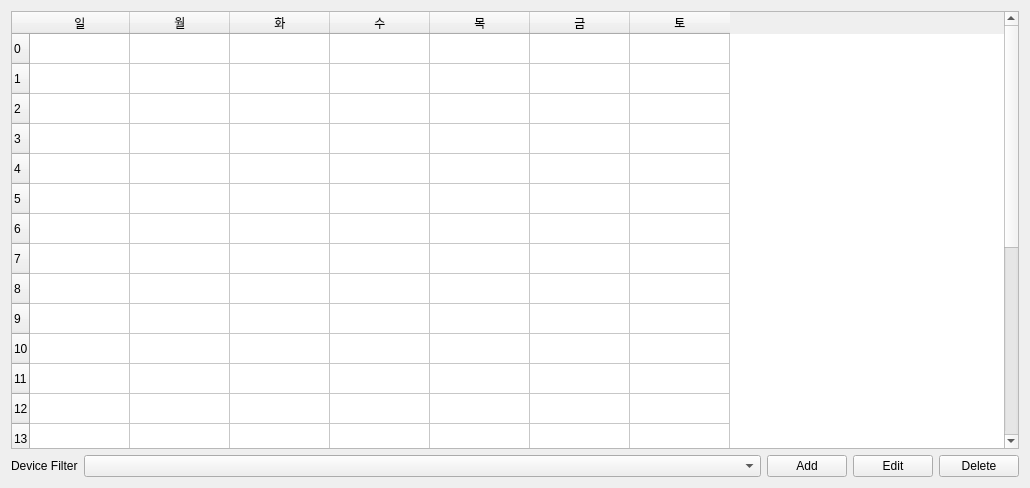
Old version of the form Core/app/NetBlock/policy/policy.ui in the repository wifievent/w.
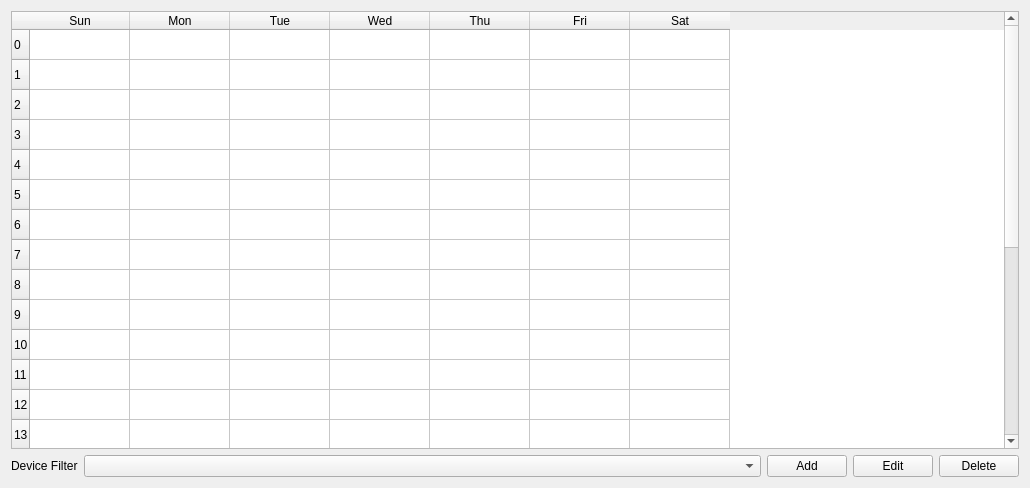
New version of the form.

Commit message: 💄 Update: day of the week Kor->Eng

The edit to the form file:
```diff
--- a/Core/app/NetBlock/policy/policy.ui
+++ b/Core/app/NetBlock/policy/policy.ui
@@ -168,37 +168,37 @@
      </row>
      <column>
       <property name="text">
-       <string>일</string>
+       <string>Sun</string>
       </property>
      </column>
      <column>
       <property name="text">
-       <string>월</string>
+       <string>Mon</string>
       </property>
      </column>
      <column>
       <property name="text">
-       <string>화</string>
+       <string>Tue</string>
       </property>
      </column>
      <column>
       <property name="text">
-       <string>수</string>
+       <string>Wed</string>
       </property>
      </column>
      <column>
       <property name="text">
-       <string>목</string>
+       <string>Thu</string>
       </property>
      </column>
      <column>
       <property name="text">
-       <string>금</string>
+       <string>Fri</string>
       </property>
      </column>
      <column>
       <property name="text">
-       <string>토</string>
+       <string>Sat</string>
       </property>
      </column>
     </widget>
```
